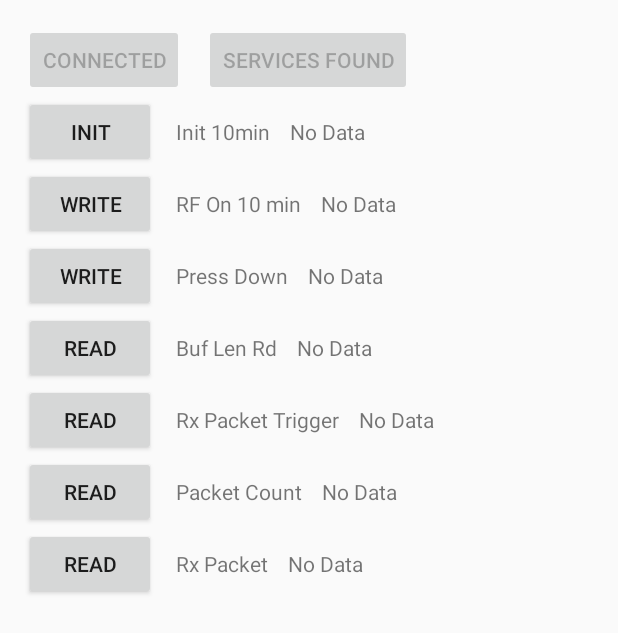
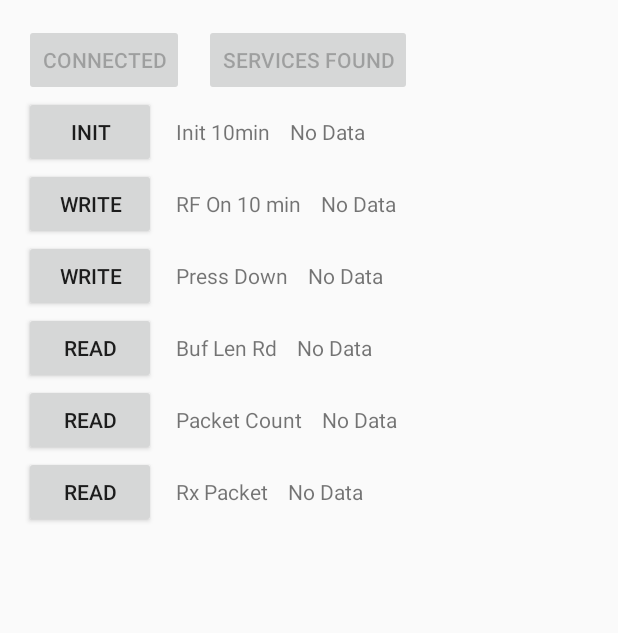
Before and after one commit to GeoffWyche/BLEACH, an Android app: the layout activity_riley_link_test.xml on its own in the app's theme, with its tools: preview values and no code run, on a phone screen of 412 x 824 dp. Shown: the top 633 px of the screen. Run offline under Robolectric (Android 15) with nearby library versions, the phone set to English and light mode, and no system bars.

Commit message:
checkpoint -- not working

```diff
--- a/app/build.gradle
+++ b/app/build.gradle
@@ -1,7 +1,7 @@
 apply plugin: 'com.android.application'
 
 android {
-    compileSdkVersion 22
+    compileSdkVersion 19
     buildToolsVersion "22.0.1"
 
     defaultConfig {
@@ -17,6 +17,10 @@ android {
             proguardFiles getDefaultProguardFile('proguard-android.txt'), 'proguard-rules.pro'
         }
     }
+    compileOptions {
+        sourceCompatibility JavaVersion.VERSION_1_7
+        targetCompatibility JavaVersion.VERSION_1_7
+    }
 }
 
 dependencies {
--- a/app/src/main/AndroidManifest.xml
+++ b/app/src/main/AndroidManifest.xml
@@ -5,6 +5,10 @@
 
     <uses-permission android:name="android.permission.BLUETOOTH"/>
     <uses-permission android:name="android.permission.BLUETOOTH_ADMIN"/>
+    <uses-permission android:name="android.permission.WRITE_SETTINGS" />
+    <uses-permission android:name="android.permission.WRITE_EXTERNAL_STORAGE"/>
+    <uses-permission android:name="android.permission.READ_EXTERNAL_STORAGE" />
+
 
     <application
         android:allowBackup="true"
--- a/app/src/main/java/com/gxwtech/RileyLink/RileyLinkCommand.java
+++ b/app/src/main/java/com/gxwtech/RileyLink/RileyLinkCommand.java
@@ -26,8 +26,9 @@ public class RileyLinkCommand {
     public BluetoothDevice getDevice() { return mDevice; }
 
     public boolean addWrite(final byte[] pkt) {
+        final byte[] minimedRFData = RileyLinkUtil.composeRFStream(pkt);
         bundle.addOperation(new GattCharacteristicWriteOperation(getDevice(), UUID.fromString(GattAttributes.GLUCOSELINK_SERVICE_UUID),
-                UUID.fromString(GattAttributes.GLUCOSELINK_TX_PACKET_UUID), pkt));
+                UUID.fromString(GattAttributes.GLUCOSELINK_TX_PACKET_UUID), minimedRFData));
 
         bundle.addOperation(new GattCharacteristicWriteOperation(getDevice(), UUID.fromString(GattAttributes.GLUCOSELINK_SERVICE_UUID),
                 UUID.fromString(GattAttributes.GLUCOSELINK_TX_TRIGGER_UUID), new byte[] {0x01}));
--- a/app/src/main/java/com/gxwtech/bleach/MainActivity.java
+++ b/app/src/main/java/com/gxwtech/bleach/MainActivity.java
@@ -123,6 +123,7 @@ public class MainActivity extends Activity {
             startActivityForResult(enableBtIntent, REQUEST_ENABLE_BT);
         }
         */
+        //mRLAddress.set("00:07:80:39:4C:B1");
         boolean isGoodAddress = ((BluetoothManager) getSystemService(Context
                 .BLUETOOTH_SERVICE)).getAdapter().checkBluetoothAddress(mRLAddress.get());
         isGoodAddress = false;
@@ -264,7 +265,7 @@ public class MainActivity extends Activity {
 
                 @Override
                 public void onLeScan(final BluetoothDevice device, int rssi, byte[] scanRecord) {
-                    L.e("onLeScan: device " + device.toString());
+                    //L.e("onLeScan: device " + device.toString());
                     runOnUiThread(new Runnable() {
                         @Override
                         public void run() {
--- a/app/src/main/res/layout/activity_riley_link_test.xml
+++ b/app/src/main/res/layout/activity_riley_link_test.xml
@@ -81,6 +81,7 @@
                 android:layout_height="wrap_content"
                 android:text="Write"
                 android:id="@+id/button_RFOn"
+                android:onClick="onRFOnClick"
                 />
             <Space
                 android:layout_width="20px"
@@ -174,38 +175,6 @@
                 android:layout_width="wrap_content"
                 android:layout_height="wrap_content"
                 android:text="READ"
-                android:id="@+id/button_RxPacketTrigger"
-                android:onClick="onRxPacketTriggerButtonClick" />
-            <Space
-                android:layout_width="20px"
-                android:layout_height="20px" />
-
-            <TextView
-                android:layout_width="wrap_content"
-                android:layout_height="wrap_content"
-                android:text="Rx Packet Trigger"
-                android:id="@+id/textView_RxPacketTriggerLabel" />
-
-            <Space
-                android:layout_width="20px"
-                android:layout_height="20px" />
-
-            <TextView
-                android:layout_width="wrap_content"
-                android:layout_height="wrap_content"
-                android:text="No Data"
-                android:id="@+id/textView_RxPacketTriggerValue" />
-
-        </LinearLayout>
-        <LinearLayout
-            android:orientation="horizontal"
-            android:layout_width="match_parent"
-            android:layout_height="wrap_content">
-
-            <Button
-                android:layout_width="wrap_content"
-                android:layout_height="wrap_content"
-                android:text="READ"
                 android:id="@+id/button_PacketCountReadButton"
                 android:onClick="onPacketCountReadButtonClick" />
             <Space
```
Also changed, not shown: app/src/main/java/com/gxwtech/RileyLink/RileyLinkUtil.java (added, +140 -0 lines), app/src/main/java/com/gxwtech/bleach/RileyLinkTestActivity.java (+15 -21 lines), 1 other file.
